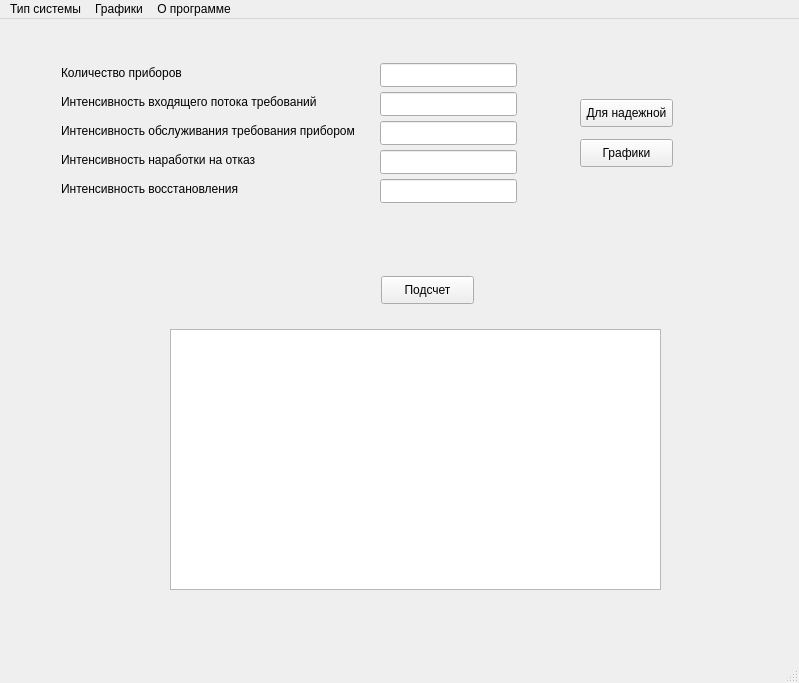
This is mainUI.ui in hokage-mlg/diplomaProgram as Qt 5 draws it before an edit. The edited form follows.
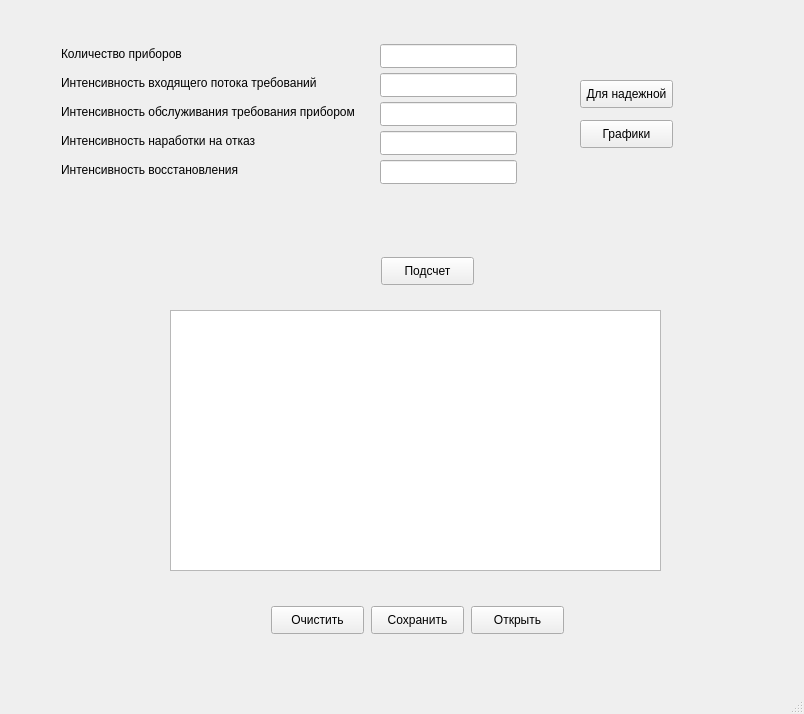
This is the edited form.

```diff
--- a/mainUI.ui
+++ b/mainUI.ui
@@ -6,8 +6,8 @@
    <rect>
     <x>0</x>
     <y>0</y>
-    <width>799</width>
-    <height>683</height>
+    <width>804</width>
+    <height>714</height>
    </rect>
   </property>
   <property name="windowTitle">
@@ -232,39 +232,55 @@
      <string>Интенсивность восстановления</string>
     </property>
    </widget>
+   <widget class="QPushButton" name="pushButton_save">
+    <property name="geometry">
+     <rect>
+      <x>371</x>
+      <y>606</y>
+      <width>93</width>
+      <height>28</height>
+     </rect>
+    </property>
+    <property name="text">
+     <string>Сохранить</string>
+    </property>
+   </widget>
+   <widget class="QPushButton" name="pushButton_clear">
+    <property name="geometry">
+     <rect>
+      <x>271</x>
+      <y>606</y>
+      <width>93</width>
+      <height>28</height>
+     </rect>
+    </property>
+    <property name="text">
+     <string>Очистить</string>
+    </property>
+   </widget>
+   <widget class="QPushButton" name="pushButton_open">
+    <property name="geometry">
+     <rect>
+      <x>471</x>
+      <y>606</y>
+      <width>93</width>
+      <height>28</height>
+     </rect>
+    </property>
+    <property name="text">
+     <string>Открыть</string>
+    </property>
+   </widget>
   </widget>
   <widget class="QMenuBar" name="menubar">
    <property name="geometry">
     <rect>
      <x>0</x>
      <y>0</y>
-     <width>799</width>
+     <width>804</width>
      <height>26</height>
     </rect>
    </property>
-   <widget class="QMenu" name="menu">
-    <property name="title">
-     <string>Тип системы</string>
-    </property>
-    <addaction name="action"/>
-    <addaction name="action_2"/>
-   </widget>
-   <widget class="QMenu" name="menu_3">
-    <property name="title">
-     <string>Графики</string>
-    </property>
-    <addaction name="action_3"/>
-    <addaction name="action_4"/>
-   </widget>
-   <widget class="QMenu" name="menu_4">
-    <property name="title">
-     <string>О программе</string>
-    </property>
-    <addaction name="action_5"/>
-   </widget>
-   <addaction name="menu"/>
-   <addaction name="menu_3"/>
-   <addaction name="menu_4"/>
   </widget>
   <widget class="QStatusBar" name="statusbar"/>
   <action name="action">
```
